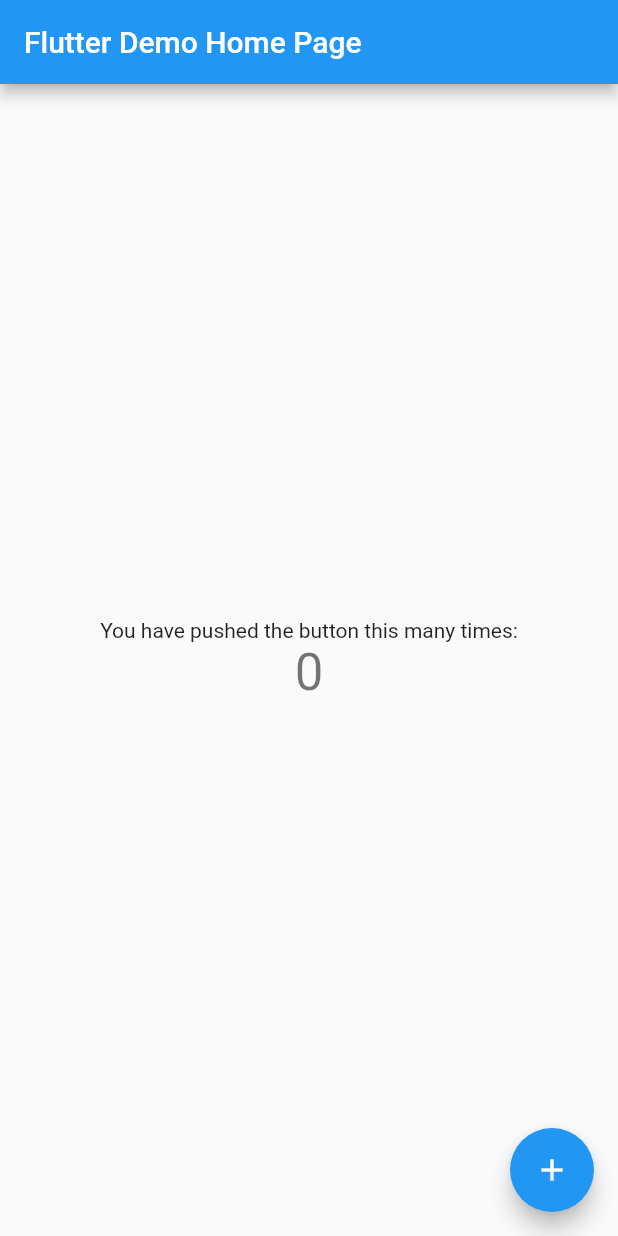
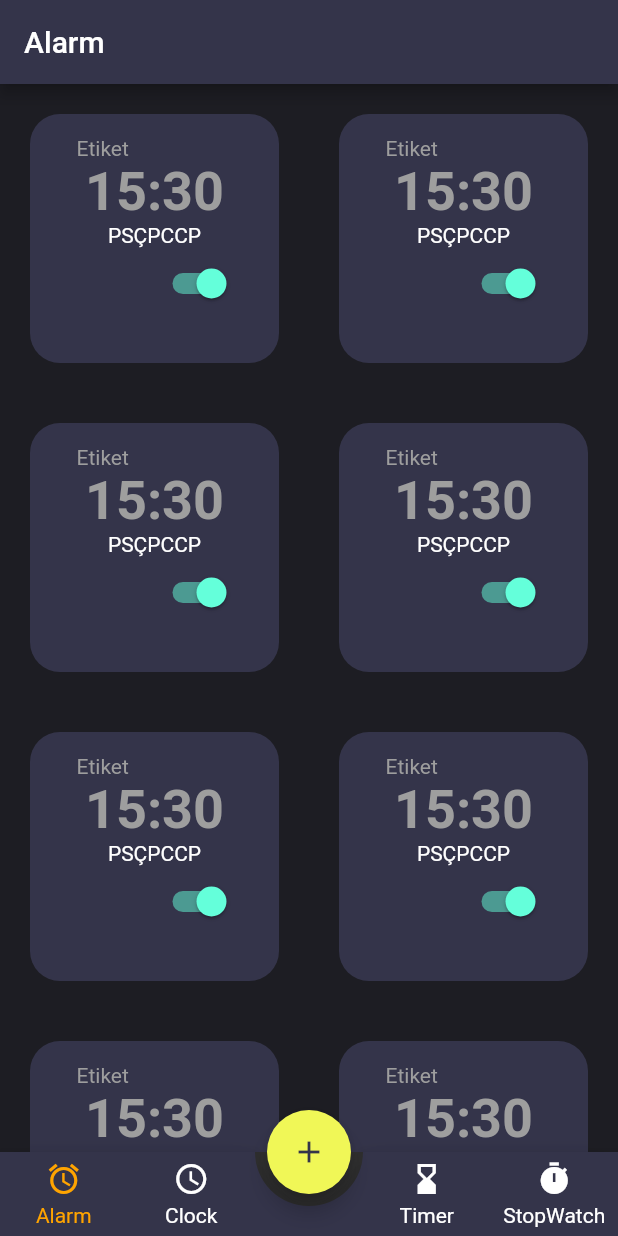
Before and after one commit to EmreTug/MyAlarm, a Flutter app: the screen it shows after launch, on a phone screen of 412 x 824 dp. Run offline on Flutter 3.47's test engine with Material 2 defaults, Android fonts, the phone set to English and light mode, and no system bars; drawn by our look-alikes of animated_bottom_navigation_bar, auto_size_text; our stand-ins replace analog_clock; missing offline and left inert: circular_reveal_animation, flutter_ringtone_player.

Commit message:
-add bottomnavigationbar, alarm page, clock page, timer page
Pages created according to designs

```diff
--- /dev/null
+++ b/myalarm/lib/Screen/AlarmPage.dart
@@ -0,0 +1,91 @@
+import 'package:flutter/material.dart';
+import 'package:flutter/src/widgets/container.dart';
+import 'package:flutter/src/widgets/framework.dart';
+import 'package:intl/intl.dart';
+import 'package:myalarm/main.dart';
+import 'package:myalarm/model/staticmodel.dart';
+
+class AlarmPage extends StatefulWidget {
+  const AlarmPage({super.key});
+
+  @override
+  State<AlarmPage> createState() => _AlarmPageState();
+}
+
+class _AlarmPageState extends State<AlarmPage> {
+  @override
+  Widget build(BuildContext context) {
+    final orientation = MediaQuery.of(context).orientation;
+    StaticClass.title="Alarm";
+    return SafeArea(
+      child: Container(
+        color: HexColor("1D1D23"),
+        child: GridView.builder(
+            gridDelegate: SliverGridDelegateWithFixedCrossAxisCount(
+                mainAxisExtent: (MediaQuery.of(context).size.width ) / 2,
+                crossAxisCount: (orientation == Orientation.portrait) ? 2 : 3),
+            itemCount: 11,
+            itemBuilder: (BuildContext ctx, index) {
+              return Container(
+                height: 177,
+                width: 169,
+                margin: EdgeInsets.all(20),
+                alignment: Alignment.center,
+                decoration: BoxDecoration(
+                    color: HexColor("34344A"),
+                    borderRadius: BorderRadius.circular(20)),
+                child: Column(
+                  children: [
+                    Row(
+                      children: [
+                        Container(
+                          margin: EdgeInsets.only(left: 31,top: 15),
+                          child: const Text(
+                            "Etiket",
+                            style: const TextStyle(
+                              color: Colors.grey,
+                              fontSize: 14,
+                            ),
+                          ),
+                        )
+                      ],
+                    ),
+                    Text(
+                     "15:30",
+                      style: TextStyle(
+                          color: Colors.grey,
+                          fontSize: 36,
+                          fontWeight: FontWeight.bold),
+                    ),
+                    Row(
+                      mainAxisAlignment: MainAxisAlignment.center,
+                      children: const [
+                        Text("P"),
+                        Text("S"),
+                        Text("Ç"),
+                        Text("P"),
+                        Text("C"),
+                        Text("C"),
+                        Text("P"),
+                      ],
+                    ),
+                   Row(
+
+                    mainAxisAlignment: MainAxisAlignment.end,
+                    children: [
+                     Container(
+                      margin: EdgeInsets.only(right: 25),
+                      child: Switch(
+
+                      value: true,
+                      onChanged: (value) {},
+                    ),)
+                   ],)
+                  ],
+                ),
+              );
+            }),
+      ),
+    );
+  }
+}
--- a/myalarm/lib/main.dart
+++ b/myalarm/lib/main.dart
@@ -1,115 +1,223 @@
+import 'dart:async';
+
+import 'package:animated_bottom_navigation_bar/animated_bottom_navigation_bar.dart';
+import 'package:auto_size_text/auto_size_text.dart';
+import 'package:circular_reveal_animation/circular_reveal_animation.dart';
 import 'package:flutter/material.dart';
-
-void main() {
-  runApp(const MyApp());
-}
-
+import 'package:flutter/rendering.dart';
+import 'package:flutter/services.dart';
+import 'package:myalarm/Screen/AlarmPage.dart';
+import 'package:myalarm/Screen/ClockPage.dart';
+import 'package:myalarm/Screen/TimerPage.dart';
+import 'package:myalarm/model/staticmodel.dart';
+void main() => runApp(MyApp());
+String mytitle="Alarm";
 class MyApp extends StatelessWidget {
   const MyApp({super.key});
 
-  // This widget is the root of your application.
   @override
   Widget build(BuildContext context) {
     return MaterialApp(
-      title: 'Flutter Demo',
+      debugShowCheckedModeBanner: false,
+      title: 'My Alarm',
       theme: ThemeData(
-        // This is the theme of your application.
-        //
-        // Try running your application with "flutter run". You'll see the
-        // application has a blue toolbar. Then, without quitting the app, try
-        // changing the primarySwatch below to Colors.green and then invoke
-        // "hot reload" (press "r" in the console where you ran "flutter run",
-        // or simply save your changes to "hot reload" in a Flutter IDE).
-        // Notice that the counter didn't reset back to zero; the application
-        // is not restarted.
         primarySwatch: Colors.blue,
+        scaffoldBackgroundColor: Colors.white,
+        visualDensity: VisualDensity.adaptivePlatformDensity,
       ),
-      home: const MyHomePage(title: 'Flutter Demo Home Page'),
+      home: MyHomePage(),
     );
   }
 }
 
 class MyHomePage extends StatefulWidget {
-  const MyHomePage({super.key, required this.title});
+  MyHomePage({Key? key}) : super(key: key);
 
-  // This widget is the home page of your application. It is stateful, meaning
-  // that it has a State object (defined below) that contains fields that affect
-  // how it looks.
 
-  // This class is the configuration for the state. It holds the values (in this
-  // case the title) provided by the parent (in this case the App widget) and
-  // used by the build method of the State. Fields in a Widget subclass are
-  // always marked "final".
-
-  final String title;
 
   @override
-  State<MyHomePage> createState() => _MyHomePageState();
+  _MyHomePageState createState() => _MyHomePageState();
 }
 
-class _MyHomePageState extends State<MyHomePage> {
-  int _counter = 0;
+class _MyHomePageState extends State<MyHomePage> with TickerProviderStateMixin {
+  final autoSizeGroup = AutoSizeGroup();
+  var _bottomNavIndex = 0; //default index of a first screen
 
-  void _incrementCounter() {
-    setState(() {
-      // This call to setState tells the Flutter framework that something has
-      // changed in this State, which causes it to rerun the build method below
-      // so that the display can reflect the updated values. If we changed
-      // _counter without calling setState(), then the build method would not be
-      // called again, and so nothing would appear to happen.
-      _counter++;
-    });
+  late AnimationController _fabAnimationController;
+  late AnimationController _borderRadiusAnimationController;
+  late Animation<double> fabAnimation;
+  late Animation<double> borderRadiusAnimation;
+  late CurvedAnimation fabCurve;
+  late CurvedAnimation borderRadiusCurve;
+  late AnimationController _hideBottomBarAnimationController;
+
+  final iconList = <IconData>[
+    Icons.alarm,
+    Icons.watch_later_outlined,
+    Icons.hourglass_bottom,
+    const IconData(0xe662, fontFamily: 'MaterialIcons')
+
+  ];
+  final pageList = <String>[
+    'Alarm',
+    'Clock',
+    'Timer',
+    'StopWatch'
+
+  ];
+final screenList=[AlarmPage(),ClockPage(),TimerPage(),ClockPage()];
+  @override
+  void initState() {
+    super.initState();
+    final systemTheme = SystemUiOverlayStyle.light.copyWith(
+      systemNavigationBarColor: HexColor('34344A'),
+      systemNavigationBarIconBrightness: Brightness.light,
+    );
+    SystemChrome.setSystemUIOverlayStyle(systemTheme);
+
+    _fabAnimationController = AnimationController(
+      duration: Duration(milliseconds: 500),
+      vsync: this,
+    );
+    _borderRadiusAnimationController = AnimationController(
+      duration: Duration(milliseconds: 500),
+      vsync: this,
+    );
+    fabCurve = CurvedAnimation(
+      parent: _fabAnimationController,
+      curve: Interval(0.5, 1.0, curve: Curves.fastOutSlowIn),
+    );
+    borderRadiusCurve = CurvedAnimation(
+      parent: _borderRadiusAnimationController,
+      curve: Interval(0.5, 1.0, curve: Curves.fastOutSlowIn),
+    );
+
+    fabAnimation = Tween<double>(begin: 0, end: 1).animate(fabCurve);
+    borderRadiusAnimation = Tween<double>(begin: 0, end: 1).animate(
+      borderRadiusCurve,
+    );
+
+    _hideBottomBarAnimationController = AnimationController(
+      duration: Duration(milliseconds: 200),
+      vsync: this,
+    );
+
+    Future.delayed(
+      Duration(seconds: 1),
+      () => _fabAnimationController.forward(),
+    );
+    Future.delayed(
+      Duration(seconds: 1),
+      () => _borderRadiusAnimationController.forward(),
+    );
+  }
+
+  bool onScrollNotification(ScrollNotification notification) {
+    if (notification is UserScrollNotification &&
+        notification.metrics.axis == Axis.vertical) {
+      switch (notification.direction) {
+        case ScrollDirection.forward:
+          _hideBottomBarAnimationController.reverse();
+          _fabAnimationController.forward(from: 0);
+          break;
+        case ScrollDirection.reverse:
+          _hideBottomBarAnimationController.forward();
+          _fabAnimationController.reverse(from: 1);
+          break;
+        case ScrollDirection.idle:
+          break;
+      }
+    }
+    return false;
   }
 
   @override
   Widget build(BuildContext context) {
-    // This method is rerun every time setState is called, for instance as done
-    // by the _incrementCounter method above.
-    //
-    // The Flutter framework has been optimized to make rerunning build methods
-    // fast, so that you can just rebuild anything that needs updating rather
-    // than having to individually change instances of widgets.
-    return Scaffold(
+    return Theme(
+      data: ThemeData.dark(),
+      child: Scaffold(
+        extendBody: true,
         appBar: AppBar(
-        // Here we take the value from the MyHomePage object that was created by
-        // the App.build method, and use it to set our appbar title.
-        title: Text(widget.title),
+          title: Text(
+            mytitle,
+            style: TextStyle(color: Colors.white),
           ),
-      body: Center(
-        // Center is a layout widget. It takes a single child and positions it
-        // in the middle of the parent.
-        child: Column(
-          // Column is also a layout widget. It takes a list of children and
-          // arranges them vertically. By default, it sizes itself to fit its
-          // children horizontally, and tries to be as tall as its parent.
-          //
-          // Invoke "debug painting" (press "p" in the console, choose the
-          // "Toggle Debug Paint" action from the Flutter Inspector in Android
-          // Studio, or the "Toggle Debug Paint" command in Visual Studio Code)
-          // to see the wireframe for each widget.
-          //
-          // Column has various properties to control how it sizes itself and
-          // how it positions its children. Here we use mainAxisAlignment to
-          // center the children vertically; the main axis here is the vertical
-          // axis because Columns are vertical (the cross axis would be
-          // horizontal).
+          backgroundColor: HexColor('34344A'),
+        ),
+        body: NotificationListener<ScrollNotification>(
+          onNotification: onScrollNotification,
+          child:screenList[_bottomNavIndex],
+
+        ),
+        floatingActionButton: FloatingActionButton(
+          backgroundColor: HexColor('F0F757'),
+          child: Icon(
+            Icons.add,
+            color: HexColor('34344A'),
+          ),
+          onPressed: () {
+            _fabAnimationController.reset();
+            _borderRadiusAnimationController.reset();
+            _borderRadiusAnimationController.forward();
+            _fabAnimationController.forward();
+          },
+        ),
+        floatingActionButtonLocation: FloatingActionButtonLocation.centerDocked,
+        bottomNavigationBar: AnimatedBottomNavigationBar.builder(
+          itemCount: iconList.length,
+          tabBuilder: (int index, bool isActive) {
+            final color = isActive ? HexColor('#FFA400') : Colors.white;
+            return Column(
+              mainAxisSize: MainAxisSize.min,
               mainAxisAlignment: MainAxisAlignment.center,
-          children: <Widget>[
-            const Text(
-              'You have pushed the button this many times:',
+              children: [
+                Icon(
+                  iconList[index],
+                  size: 24,
+                  color: color,
                 ),
-            Text(
-              '$_counter',
-              style: Theme.of(context).textTheme.headline4,
+                const SizedBox(height: 4),
+                Padding(
+                  padding: const EdgeInsets.symmetric(horizontal: 8),
+                  child: AutoSizeText(
+                    pageList[index],
+                    maxLines: 1,
+                    style: TextStyle(color: color),
+                    group: autoSizeGroup,
                   ),
+                )
               ],
+            );
+          },
+          backgroundColor: HexColor('34344A'),
+          activeIndex: _bottomNavIndex,
+
+          gapLocation: GapLocation.center,
+
+          onTap: (index) => setState((){
+            _bottomNavIndex = index;
+           if(index==0) mytitle="Alarm";
+           else if(index==1) mytitle="Clock";
+           else if(index==2) mytitle="Timer";
+           else if(index==3) mytitle="StopWatch";
+          }),
+          hideAnimationController: _hideBottomBarAnimationController,
+
         ),
       ),
-      floatingActionButton: FloatingActionButton(
-        onPressed: _incrementCounter,
-        tooltip: 'Increment',
-        child: const Icon(Icons.add),
-      ), // This trailing comma makes auto-formatting nicer for build methods.
     );
   }
 }
+
+
+class HexColor extends Color {
+  HexColor(final String hexColor) : super(_getColorFromHex(hexColor));
+
+  static int _getColorFromHex(String hexColor) {
+    hexColor = hexColor.toUpperCase().replaceAll('#', '');
+    if (hexColor.length == 6) {
+      hexColor = 'FF' + hexColor;
+    }
+    return int.parse(hexColor, radix: 16);
+  }
+}
--- /dev/null
+++ b/myalarm/lib/model/staticmodel.dart
@@ -0,0 +1,4 @@
+class StaticClass {
+  static String title= "";
+
+  }
```
Also changed, not shown: myalarm/lib/Screen/ClockPage.dart (added, +132 -0 lines), myalarm/lib/Screen/TimerPage.dart (added, +167 -0 lines), myalarm/lib/widgets/raund-button.dart (added, +26 -0 lines), myalarm/pubspec.yaml (+7 -0 lines), 8 other files. Lines whose indentation alone changed are shown as unchanged.
